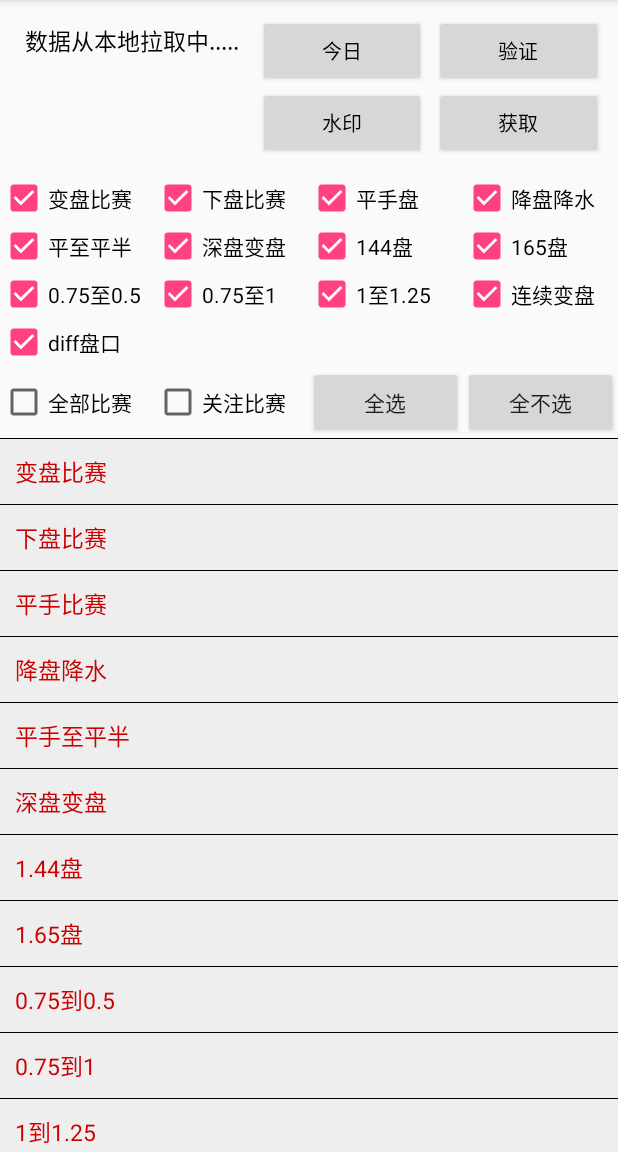
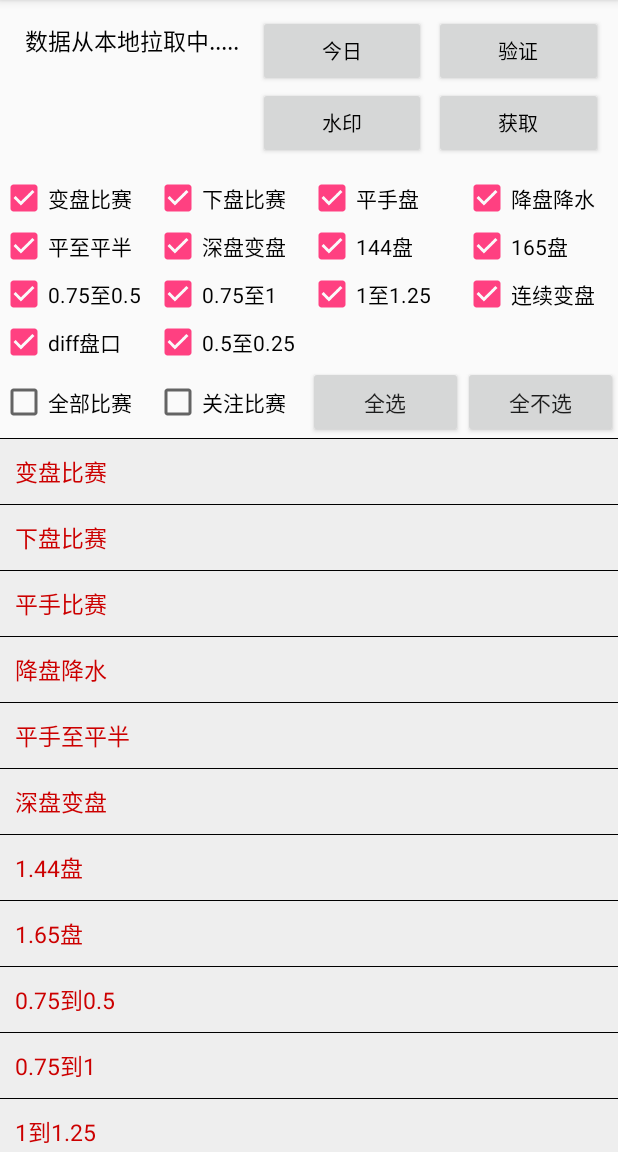
Before and after one commit to NBalls/QTan, an Android app: the screen it shows after launch (MainActivity), on a phone screen of 412 x 824 dp, the part 84-1236 px from its top. Run offline under Robolectric (Android 15) with nearby library versions, the phone set to English and light mode, and no system bars; libraries missing offline, so code that uses them is left out: org.jetbrains.anko, rx.android.schedulers, rx.functions, rx.schedulers; 9 statements that could not run were skipped.

Commit message:
添加半球盘至平板盘筛选

```diff
--- a/app/src/main/java/driver/chao/com/qtan/MainActivity.kt
+++ b/app/src/main/java/driver/chao/com/qtan/MainActivity.kt
@@ -265,6 +265,12 @@ class MainActivity : AppCompatActivity() {
             } else {
                 findViewById<LinearLayout>(R.id.outDiffPanLayout).visibility = View.GONE
             }
+        } else if (buttonView?.id == R.id.banTo25CheckBox) {
+            if (isChecked) {
+                findViewById<LinearLayout>(R.id.outBanTo25PanLayout).visibility = View.VISIBLE
+            } else {
+                findViewById<LinearLayout>(R.id.outBanTo25PanLayout).visibility = View.GONE
+            }
         }
     }
 
@@ -287,6 +293,7 @@ class MainActivity : AppCompatActivity() {
         (findViewById<CheckBox>(R.id.yqToYECheckbox) as CheckBox).setOnCheckedChangeListener(onCheckedChangeListener)
         (findViewById<CheckBox>(R.id.overMoreCheckbox) as CheckBox).setOnCheckedChangeListener(onCheckedChangeListener)
         (findViewById<CheckBox>(R.id.diffPanCheckbox) as CheckBox).setOnCheckedChangeListener(onCheckedChangeListener)
+        (findViewById<CheckBox>(R.id.banTo25CheckBox) as CheckBox).setOnCheckedChangeListener(onCheckedChangeListener)
         if ((findViewById<CheckBox>(R.id.coverCheckbox) as CheckBox).isChecked) {
             findViewById<LinearLayout>(R.id.outCoverLayout).visibility = View.VISIBLE
         } else {
@@ -362,6 +369,11 @@ class MainActivity : AppCompatActivity() {
         } else {
             findViewById<LinearLayout>(R.id.outDiffPanLayout).visibility = View.GONE
         }
+        if ((findViewById<CheckBox>(R.id.banTo25CheckBox) as CheckBox).isChecked) {
+            findViewById<LinearLayout>(R.id.outBanTo25PanLayout).visibility = View.VISIBLE
+        } else {
+            findViewById<LinearLayout>(R.id.outBanTo25PanLayout).visibility = View.GONE
+        }
         findViewById<Button>(R.id.selectAllButton).onClick {
             (findViewById<CheckBox>(R.id.coverCheckbox) as CheckBox).isChecked = true
             (findViewById<CheckBox>(R.id.downCheckbox) as CheckBox).isChecked = true
@@ -377,6 +389,7 @@ class MainActivity : AppCompatActivity() {
             (findViewById<CheckBox>(R.id.yqToYECheckbox) as CheckBox).isChecked = true
             (findViewById<CheckBox>(R.id.overMoreCheckbox) as CheckBox).isChecked = true
             (findViewById<CheckBox>(R.id.diffPanCheckbox) as CheckBox).isChecked = true
+            (findViewById<CheckBox>(R.id.banTo25CheckBox) as CheckBox).isChecked = true
         }
         findViewById<Button>(R.id.unselectAllButton).onClick {
             (findViewById<CheckBox>(R.id.coverCheckbox) as CheckBox).isChecked = false
@@ -392,6 +405,7 @@ class MainActivity : AppCompatActivity() {
             (findViewById<CheckBox>(R.id.yqToYECheckbox) as CheckBox).isChecked = false
             (findViewById<CheckBox>(R.id.overMoreCheckbox) as CheckBox).isChecked = false
             (findViewById<CheckBox>(R.id.diffPanCheckbox) as CheckBox).isChecked = false
+            (findViewById<CheckBox>(R.id.banTo25CheckBox) as CheckBox).isChecked = false
         }
 
         freshButton.onClick {
@@ -488,6 +502,7 @@ class MainActivity : AppCompatActivity() {
             fillItem(PrintClass.parse1To125(dataList) as ArrayList<MainBean>, R.id.oneTo125Layout)
             fillItem(PrintClass.parseOverMore(dataList) as ArrayList<MainBean>, R.id.overMoreLayout)
             fillItem(PrintClass.parseNear(dataList) as ArrayList<MainBean>, R.id.diffPanLayout)
+            fillItem(PrintClass.parserBanTo25(dataList) as ArrayList<MainBean>, R.id.banTo25Layout)
         }
     }
 
@@ -693,6 +708,7 @@ class MainActivity : AppCompatActivity() {
             fillItem(PrintClass.parse1To125(dataList) as ArrayList<MainBean>, R.id.oneTo125Layout)
             fillItem(PrintClass.parseOverMore(dataList) as ArrayList<MainBean>, R.id.overMoreLayout)
             fillItem(PrintClass.parseNear(dataList) as ArrayList<MainBean>, R.id.diffPanLayout)
+            fillItem(PrintClass.parserBanTo25(dataList) as ArrayList<MainBean>, R.id.banTo25Layout)
         }
     }
 }
--- a/app/src/main/res/layout/activity_main.xml
+++ b/app/src/main/res/layout/activity_main.xml
@@ -316,12 +316,12 @@
                 />
 
             <CheckBox
+                android:id="@+id/banTo25CheckBox"
                 android:layout_width="0dp"
                 android:layout_height="wrap_content"
                 android:layout_weight="1"
-                android:text="0.75至1"
+                android:text="0.5至0.25"
                 android:checked="true"
-                android:visibility="invisible"
                 />
 
             <CheckBox
@@ -787,6 +787,37 @@
         </LinearLayout>
 
         <LinearLayout
+            android:id="@+id/outBanTo25PanLayout"
+            android:layout_width="match_parent"
+            android:layout_height="wrap_content"
+            android:orientation="vertical"
+            >
+            <View
+                android:layout_width="match_parent"
+                android:layout_height="1px"
+                android:background="@android:color/black"
+                />
+            <TextView
+                android:id="@+id/banTo25PanTitle"
+                android:layout_width="match_parent"
+                android:layout_height="wrap_content"
+                android:gravity="left"
+                android:textSize="15sp"
+                android:padding="10dp"
+                android:textColor="#cc0000"
+                android:text="0.5至0.25"
+                android:background="#eeeeee"
+                />
+            <LinearLayout
+                android:id="@+id/banTo25Layout"
+                android:layout_width="match_parent"
+                android:layout_height="wrap_content"
+                android:orientation="vertical"
+                >
+            </LinearLayout>
+        </LinearLayout>
+
+        <LinearLayout
             android:id="@+id/outAllLayout"
             android:layout_width="match_parent"
             android:layout_height="wrap_content"
```
Also changed, not shown: app/src/main/java/driver/chao/com/qtan/parse/PrintClass.java (+32 -0 lines).
